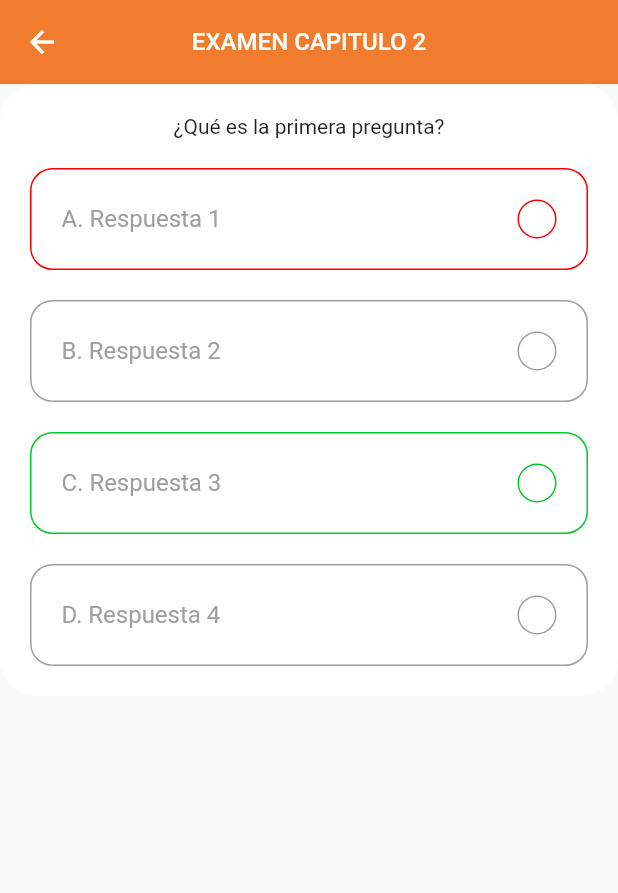
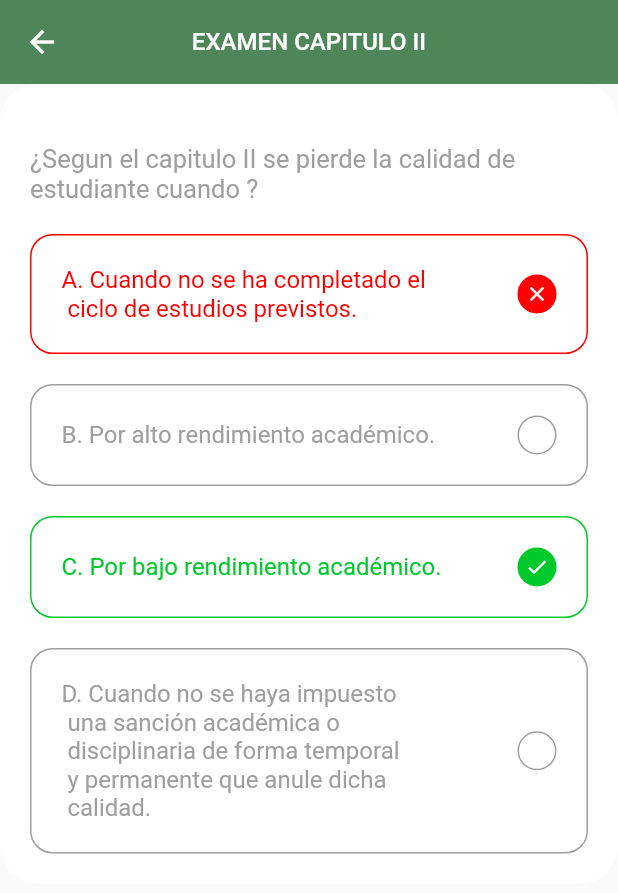
Before and after one commit to brayanbaad/Reglamento, a Flutter app: the Examen2Cap screen opened by its route, on a phone screen of 412 x 824 dp. Shown: the top 893 px of the screen. Run offline on Flutter 3.47's test engine with Material 2 defaults, Android fonts, the phone set to English and light mode, and no system bars; our stand-ins replace animated_splash_screen, carousel_slider, cloud_firestore, connectivity_plus, firebase_core, flutter_custom_clippers and 5 more; accounts and stored records are empty.

Commit message:
cambios examenes

```diff
--- a/lib/constants.dart
+++ b/lib/constants.dart
@@ -5,7 +5,8 @@ import 'package:flutter/material.dart';
 const kSecondaryColor = Color.fromARGB(174, 248, 245, 245);
 const kBlueColor = Color.fromARGB(174, 248, 245, 245);
 const primarycolor = Color.fromARGB(207, 38, 107, 53);
-
+const colorquiz = Color.fromARGB(255, 91, 167, 230);
+const colortitulo = Colors.white;
 const kDefaultPadding = 8.0;
 const defaultPadding = 20.0;
 
--- a/lib/examens/examenCap2.dart
+++ b/lib/examens/examenCap2.dart
@@ -1,4 +1,5 @@
 import 'package:flutter/material.dart';
+import 'package:reglamento_estudiantil/constants.dart';
 
 class Examen2Cap extends StatefulWidget {
   Examen2Cap({Key? key}) : super(key: key);
@@ -12,12 +13,11 @@ class _Examen2CapState extends State<Examen2Cap> {
   Widget build(BuildContext context) {
     return Scaffold(
       appBar: AppBar(
-        title: const Text("EXAMEN CAPITULO 2",
+          title: const Text("EXAMEN CAPITULO II",
               style: TextStyle(color: Colors.white, fontSize: 16)),
           elevation: 0,
           centerTitle: true,
-        backgroundColor: Color.fromARGB(223, 240, 106, 16),
-      ),
+          backgroundColor: primarycolor),
       body: SafeArea(
         child: Column(
           children: [
@@ -27,26 +27,41 @@ class _Examen2CapState extends State<Examen2Cap> {
                   color: Colors.white, borderRadius: BorderRadius.circular(25)),
               child: Column(
                 children: [
-                  Text("¿Qué es la primera pregunta?"),
+                  SizedBox(
+                    height: 20,
+                  ),
+                  Text(
+                      "¿Segun el capitulo II se pierde la calidad de estudiante cuando ?",
+                      style: TextStyle(color: Colors.grey, fontSize: 17)),
                   Container(
                     margin: EdgeInsets.only(top: 20.0),
                     padding: EdgeInsets.all(20.0),
                     decoration: BoxDecoration(
-                        border: Border.all(color: Color.fromARGB(255, 255, 0, 0)),
+                        border:
+                            Border.all(color: Color.fromARGB(255, 255, 0, 0)),
                         borderRadius: BorderRadius.circular(15)),
                     child: Row(
                         mainAxisAlignment: MainAxisAlignment.spaceBetween,
                         children: [
                           Text(
-                        "A. Respuesta 1",
-                        style: TextStyle(color: Colors.grey, fontSize: 16),
+                            "A. Cuando no se ha completado el \n ciclo de estudios previstos.",
+                            style: TextStyle(
+                                color: Color.fromARGB(255, 255, 0, 0),
+                                fontSize: 16),
                           ),
                           Container(
                             height: 26,
                             width: 26,
                             decoration: BoxDecoration(
+                                color: Color.fromARGB(255, 255, 0, 0),
                                 borderRadius: BorderRadius.circular(50),
-                            border: Border.all(color: Color.fromARGB(255, 255, 0, 0))),
+                                border: Border.all(
+                                    color: Color.fromARGB(255, 255, 0, 0))),
+                            child: Icon(
+                              Icons.close,
+                              color: Colors.white,
+                              size: 16,
+                            ),
                           )
                         ]),
                   ),
@@ -60,7 +75,7 @@ class _Examen2CapState extends State<Examen2Cap> {
                         mainAxisAlignment: MainAxisAlignment.spaceBetween,
                         children: [
                           Text(
-                        "B. Respuesta 2",
+                            "B. Por alto rendimiento académico.",
                             style: TextStyle(color: Colors.grey, fontSize: 16),
                           ),
                           Container(
@@ -76,21 +91,31 @@ class _Examen2CapState extends State<Examen2Cap> {
                     margin: EdgeInsets.only(top: 20.0),
                     padding: EdgeInsets.all(20.0),
                     decoration: BoxDecoration(
-                        border: Border.all(color: Color.fromARGB(255, 0, 201, 43)),
+                        border:
+                            Border.all(color: Color.fromARGB(255, 0, 201, 43)),
                         borderRadius: BorderRadius.circular(15)),
                     child: Row(
                         mainAxisAlignment: MainAxisAlignment.spaceBetween,
                         children: [
                           Text(
-                        "C. Respuesta 3",
-                        style: TextStyle(color: Colors.grey, fontSize: 16),
+                            "C. Por bajo rendimiento académico.",
+                            style: TextStyle(
+                                color: Color.fromARGB(255, 0, 201, 43),
+                                fontSize: 16),
                           ),
                           Container(
                             height: 26,
                             width: 26,
                             decoration: BoxDecoration(
+                                color: Color.fromARGB(255, 0, 201, 43),
                                 borderRadius: BorderRadius.circular(50),
-                            border: Border.all(color: Color.fromARGB(255, 0, 201, 43))),
+                                border: Border.all(
+                                    color: Color.fromARGB(255, 0, 201, 43))),
+                            child: Icon(
+                              Icons.check,
+                              color: Colors.white,
+                              size: 16,
+                            ),
                           )
                         ]),
                   ),
@@ -104,7 +129,7 @@ class _Examen2CapState extends State<Examen2Cap> {
                         mainAxisAlignment: MainAxisAlignment.spaceBetween,
                         children: [
                           Text(
-                        "D. Respuesta 4",
+                            "D. Cuando no se haya impuesto\n una sanción académica o\n disciplinaria de forma temporal\n y permanente que anule dicha\n calidad.",
                             style: TextStyle(color: Colors.grey, fontSize: 16),
                           ),
                           Container(
--- a/lib/models/capitulo_Card.dart
+++ b/lib/models/capitulo_Card.dart
@@ -54,7 +54,7 @@ class CapituloCard extends StatelessWidget {
             // imagen
             Positioned(
               top: 102,
-              right: 80,
+              right: 60,
               child: Hero(
                 tag: '${capitulo.description}',
                 child: Container(
@@ -70,7 +70,7 @@ class CapituloCard extends StatelessWidget {
             ),
             //textos
             Positioned(
-              bottom: 166,
+              bottom: 158,
               left: 179,
               child: SizedBox(
                 height: 136,
```
Also changed, not shown: lib/capitulos/capitulo1.dart (+7 -4 lines), lib/examens/examenCap1.dart (+7 -20 lines), lib/pages/conectivity/NetwordError.dart (deleted, +0 -44 lines), lib/pages/conectivity/checkConectivity.dart (deleted, +0 -32 lines), lib/pages/screens/home_page.dart (+5 -5 lines), lib/pages/screens/inicio_page.dart (+36 -5 lines), lib/pages/screens/quiz_page.dart (+28 -28 lines), lib/peticiones/peticiones.dart (deleted, +0 -16 lines), lib/widgets/button_rounded_quiz.dart (+8 -3 lines), assets/derecho.png. Lines whose indentation alone changed are shown as unchanged.
